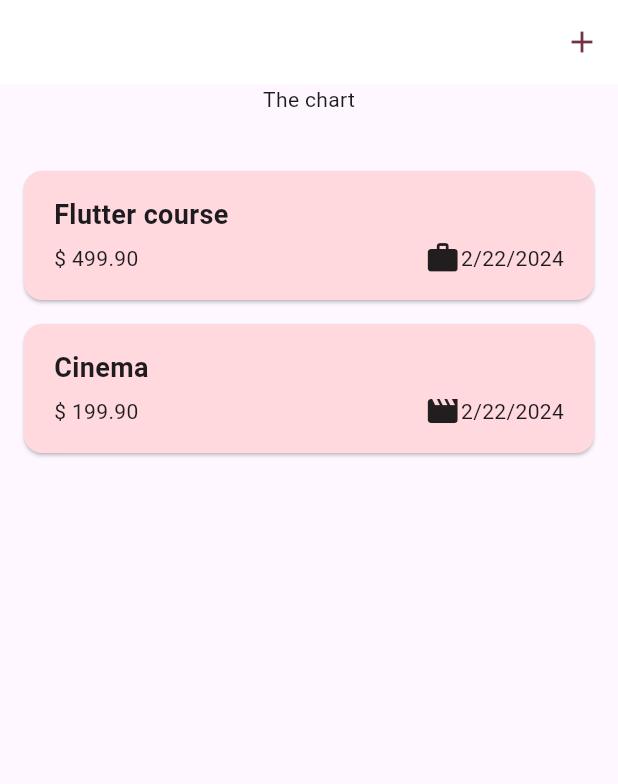
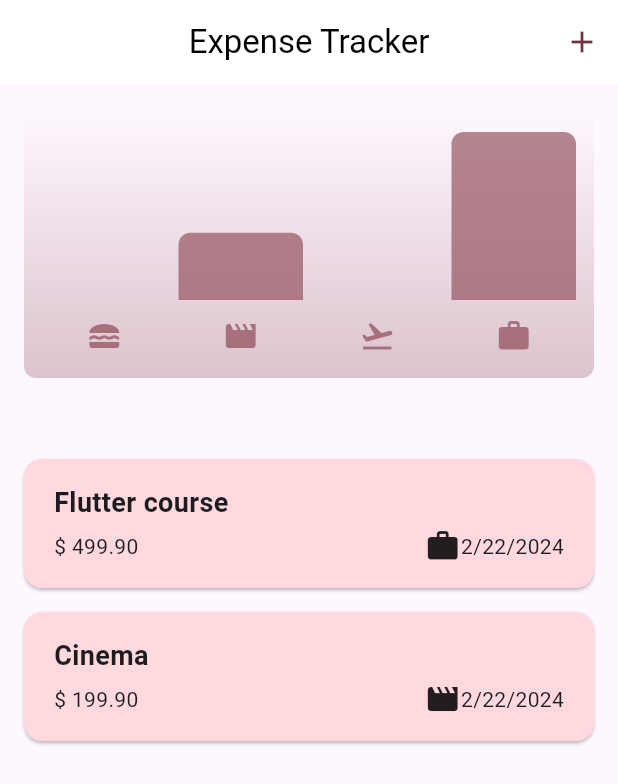
Before and after one commit to Anser47/Expense_Tracker, a Flutter app: the screen it shows after launch, on a phone screen of 412 x 824 dp. Shown: the top 784 px of the screen. Run offline on Flutter 3.47's test engine with Material 3 defaults, Android fonts, the phone set to English and light mode, and no system bars.

Commit message:
charts added

```diff
--- a/lib/main.dart
+++ b/lib/main.dart
@@ -1,18 +1,24 @@
 import 'package:expense_tracker/widget/expense.dart';
 import 'package:flutter/material.dart';
+import 'package:flutter/services.dart';
 
 var kThemeColor = ColorScheme.fromSeed(seedColor: Colors.pink);
 var kdarkColor = ColorScheme.fromSeed(
     seedColor: Colors.pink.shade900, brightness: Brightness.dark);
 void main() {
+  SystemChrome.setPreferredOrientations([
+    DeviceOrientation.portraitUp
+  ]).then((value){
+
+  });
   runApp(
     MaterialApp(
       title: 'Flutter Demo',
       darkTheme: ThemeData.dark().copyWith(
         colorScheme: kdarkColor,
-        cardTheme: CardTheme().copyWith(
+        cardTheme: const CardTheme().copyWith(
             color: kdarkColor.secondaryContainer,
-            margin: EdgeInsets.symmetric(horizontal: 16, vertical: 8)),
+            margin: const EdgeInsets.symmetric(horizontal: 16, vertical: 8)),
         elevatedButtonTheme: ElevatedButtonThemeData(
           style: ElevatedButton.styleFrom(
               backgroundColor: kdarkColor.primaryContainer,
@@ -38,7 +44,7 @@ void main() {
       ),
       debugShowCheckedModeBanner: false,
       home: const Expenses(),
-      themeMode: ThemeMode.light,
+      themeMode: ThemeMode.system,
     ),
   );
 }
--- /dev/null
+++ b/lib/widget/chart/chart.dart
@@ -0,0 +1,94 @@
+import 'package:expense_tracker/model/expense_model.dart';
+import 'package:expense_tracker/widget/chart/chart_bar.dart';
+import 'package:flutter/material.dart';
+
+class Chart extends StatelessWidget {
+  const Chart({super.key, required this.expenses});
+
+  final List<Expense> expenses;
+
+  List<ExpenseBucket> get buckets {
+    return [
+      ExpenseBucket.forCategory(expenses, Category.food),
+      ExpenseBucket.forCategory(expenses, Category.leisure),
+      ExpenseBucket.forCategory(expenses, Category.travel),
+      ExpenseBucket.forCategory(expenses, Category.work),
+    ];
+  }
+
+  double get maxTotalExpense {
+    double maxTotalExpense = 0;
+
+    for (final bucket in buckets) {
+      if (bucket.totalExpense > maxTotalExpense) {
+        maxTotalExpense = bucket.totalExpense;
+      }
+    }
+
+    return maxTotalExpense;
+  }
+
+  @override
+  Widget build(BuildContext context) {
+    final isDarkMode =
+        MediaQuery.of(context).platformBrightness == Brightness.dark;
+    return Container(
+      margin: const EdgeInsets.all(16),
+      padding: const EdgeInsets.symmetric(
+        vertical: 16,
+        horizontal: 8,
+      ),
+      width: double.infinity,
+      height: 180,
+      decoration: BoxDecoration(
+        borderRadius: BorderRadius.circular(8),
+        gradient: LinearGradient(
+          colors: [
+            Theme.of(context).colorScheme.primary.withOpacity(0.3),
+            Theme.of(context).colorScheme.primary.withOpacity(0.0)
+          ],
+          begin: Alignment.bottomCenter,
+          end: Alignment.topCenter,
+        ),
+      ),
+      child: Column(
+        children: [
+          Expanded(
+            child: Row(
+              crossAxisAlignment: CrossAxisAlignment.end,
+              children: [
+                for (final bucket in buckets) // alternative to map()
+                  ChartBar(
+                    fill: bucket.totalExpense == 0
+                        ? 0
+                        : bucket.totalExpense / maxTotalExpense,
+                  )
+              ],
+            ),
+          ),
+          const SizedBox(height: 12),
+          Row(
+            children: buckets
+                .map(
+                  (bucket) => Expanded(
+                    child: Padding(
+                      padding: const EdgeInsets.symmetric(horizontal: 4),
+                      child: Icon(
+                        categoryIcons[bucket.category],
+                        color: isDarkMode
+                            ? Theme.of(context).colorScheme.secondary
+                            : Theme.of(context)
+                                .colorScheme
+                                .primary
+                                .withOpacity(0.7),
+                      ),
+                    ),
+                  ),
+                )
+                .toList(),
+          )
+        ],
+      ),
+    );
+  }
+}
--- /dev/null
+++ b/lib/widget/chart/chart_bar.dart
@@ -0,0 +1,34 @@
+import 'package:flutter/material.dart';
+
+class ChartBar extends StatelessWidget {
+  const ChartBar({
+    super.key,
+    required this.fill,
+  });
+
+  final double fill;
+
+  @override
+  Widget build(BuildContext context) {
+    final isDarkMode =
+        MediaQuery.of(context).platformBrightness == Brightness.dark;
+    return Expanded(
+      child: Padding(
+        padding: const EdgeInsets.symmetric(horizontal: 4),
+        child: FractionallySizedBox(
+          heightFactor: fill,
+          child: DecoratedBox(
+            decoration: BoxDecoration(
+              shape: BoxShape.rectangle,
+              borderRadius:
+                  const BorderRadius.vertical(top: Radius.circular(8)),
+              color: isDarkMode
+                  ? Theme.of(context).colorScheme.secondary
+                  : Theme.of(context).colorScheme.primary.withOpacity(0.65),
+            ),
+          ),
+        ),
+      ),
+    );
+  }
+}
--- a/lib/widget/expense.dart
+++ b/lib/widget/expense.dart
@@ -1,3 +1,4 @@
+import 'package:expense_tracker/widget/chart/chart.dart';
 import 'package:expense_tracker/widget/expenses_list/expenses_list.dart';
 import 'package:expense_tracker/model/expense_model.dart';
 import 'package:expense_tracker/widget/new_expense.dart';
@@ -80,7 +81,7 @@ class _ExpensesState extends State<Expenses> {
       appBar: AppBar(
         title: Text(
           'Expense Tracker',
-          style: TextStyle(color: Colors.white),
+          style: TextStyle(color: Colors.black),
         ),
         actions: [
           IconButton(onPressed: _openAddExpenseOverlay, icon: Icon(Icons.add))
@@ -88,7 +89,7 @@ class _ExpensesState extends State<Expenses> {
       ),
       body: Column(
         children: [
-          const Text('The chart'),
+          Chart(expenses: _registeredExpenses),
           SizedBox(
             height: 30,
           ),
```
